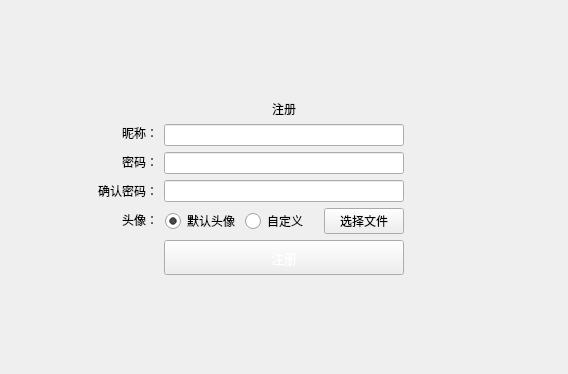
liutimo/youliao, file ChatClient/register.ui: the form before one commit.
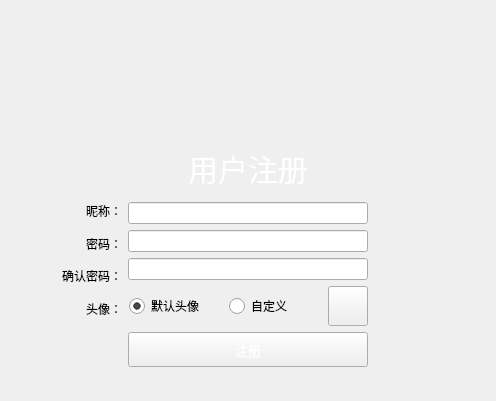
The form after the commit. Icons and pictures are not drawn.

```diff
--- a/ChatClient/register.ui
+++ b/ChatClient/register.ui
@@ -6,14 +6,14 @@
    <rect>
     <x>0</x>
     <y>0</y>
-    <width>568</width>
-    <height>374</height>
+    <width>496</width>
+    <height>401</height>
    </rect>
   </property>
   <property name="windowTitle">
    <string>Form</string>
   </property>
-  <layout class="QHBoxLayout" name="horizontalLayout_4">
+  <layout class="QHBoxLayout" name="horizontalLayout_5">
    <item>
     <layout class="QVBoxLayout" name="verticalLayout_5">
      <item>
@@ -29,6 +29,77 @@
        </property>
       </spacer>
      </item>
+     <item>
+      <layout class="QHBoxLayout" name="horizontalLayout_4">
+       <item>
+        <spacer name="horizontalSpacer_3">
+         <property name="orientation">
+          <enum>Qt::Horizontal</enum>
+         </property>
+         <property name="sizeHint" stdset="0">
+          <size>
+           <width>40</width>
+           <height>20</height>
+          </size>
+         </property>
+        </spacer>
+       </item>
+       <item>
+        <widget class="QLabel" name="label_5">
+         <property name="minimumSize">
+          <size>
+           <width>63</width>
+           <height>48</height>
+          </size>
+         </property>
+         <property name="maximumSize">
+          <size>
+           <width>63</width>
+           <height>48</height>
+          </size>
+         </property>
+         <property name="styleSheet">
+          <string notr="true">background:url(:/res/LoginPanel/chat.png);</string>
+         </property>
+         <property name="text">
+          <string/>
+         </property>
+        </widget>
+       </item>
+       <item>
+        <widget class="QLabel" name="title">
+         <property name="minimumSize">
+          <size>
+           <width>200</width>
+           <height>106</height>
+          </size>
+         </property>
+         <property name="maximumSize">
+          <size>
+           <width>200</width>
+           <height>106</height>
+          </size>
+         </property>
+         <property name="text">
+          <string/>
+         </property>
+        </widget>
+       </item>
+       <item>
+        <spacer name="horizontalSpacer_4">
+         <property name="orientation">
+          <enum>Qt::Horizontal</enum>
+         </property>
+         <property name="sizeHint" stdset="0">
+          <size>
+           <width>40</width>
+           <height>20</height>
+          </size>
+         </property>
+        </spacer>
+       </item>
+      </layout>
+     </item>
      <item>
       <layout class="QHBoxLayout" name="horizontalLayout_3">
        <item>
@@ -48,11 +119,21 @@
         <layout class="QVBoxLayout" name="verticalLayout_4">
          <item>
           <widget class="QLabel" name="label">
+           <property name="minimumSize">
+            <size>
+             <width>0</width>
+             <height>50</height>
+            </size>
+           </property>
+           <property name="styleSheet">
+            <string notr="true">font:30px;
+color:white;</string>
+           </property>
            <property name="text">
-            <string>注册</string>
+            <string>用户注册</string>
            </property>
            <property name="alignment">
-            <set>Qt::AlignCenter</set>
+            <set>Qt::AlignHCenter|Qt::AlignTop</set>
            </property>
           </widget>
          </item>
@@ -249,8 +330,28 @@
                </item>
                <item>
                 <widget class="QPushButton" name="pushButton">
+                 <property name="minimumSize">
+                  <size>
+                   <width>40</width>
+                   <height>40</height>
+                  </size>
+                 </property>
+                 <property name="maximumSize">
+                  <size>
+                   <width>40</width>
+                   <height>40</height>
+                  </size>
+                 </property>
+                 <property name="styleSheet">
+                  <string notr="true">QPushButton:!enabled { border-image:url(:/res/LoginPanel/AddPhoto.png);}
+QPushButton  {border-image:url(:/res/LoginPanel/addphoto_normal.png);}
+QPushButton:hover  {border-image:url(:/res/LoginPanel/AddPhotohover.png);}
+QPushButton:pressed{border-image:url(:/res/LoginPanel/AddPhotodown.png);}
+
+</string>
+                 </property>
                  <property name="text">
-                  <string>选择文件</string>
+                  <string/>
                  </property>
                 </widget>
                </item>
```
